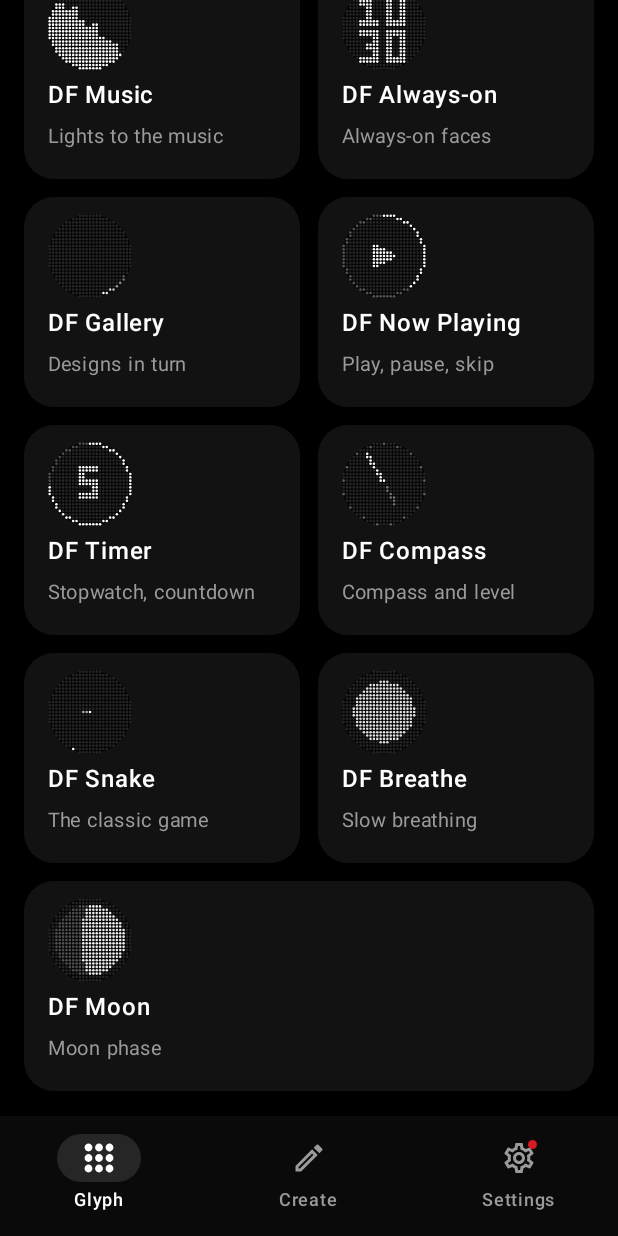
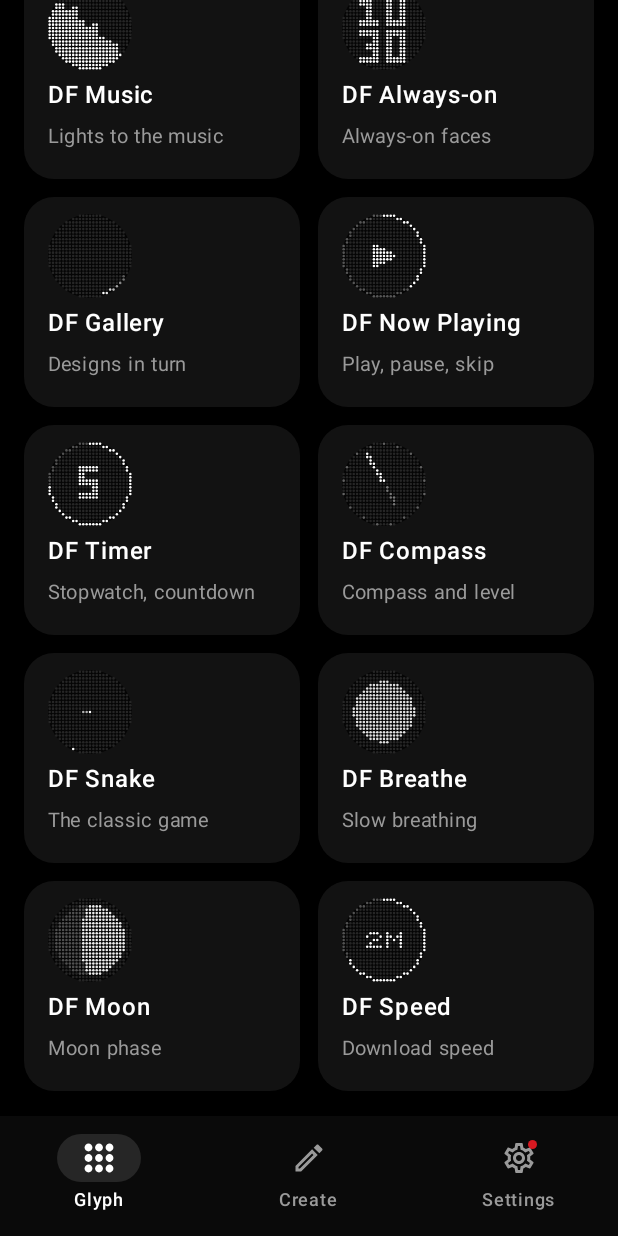
Before and after one commit to mahikshith/nothing_glyph, an Android app built with Jetpack Compose: the screen it shows after launch (MainActivity), scrolled down 1562 dp, on a phone screen of 412 x 824 dp. Run offline under Robolectric (Android 15) with nearby library versions, the phone set to English and light mode, and no system bars; libraries missing offline, so code that uses them is left out: com.nothing.ketchum; 3 statements that could not run were skipped.

Commit message:
DF Speed toy: download speed on the ring
Android's traffic counters, once a second: the ring on a log scale from 1 KB/s to 100 MB/s and the speed
in the middle (850K, 12M).

```diff
--- a/app/src/main/kotlin/com/dotforge/ui/ToysUi.kt
+++ b/app/src/main/kotlin/com/dotforge/ui/ToysUi.kt
@@ -63,6 +63,7 @@ enum class Toy(val nameRes: Int, val summaryRes: Int, val short: String) {
     SNAKE(R.string.toy_snake_name, R.string.toy_snake_summary, "The classic game"),
     BREATHE(R.string.toy_breathe_name, R.string.toy_breathe_summary, "Slow breathing"),
     MOON(R.string.toy_moon_name, R.string.toy_moon_summary, "Moon phase"),
+    SPEED(R.string.toy_speed_name, R.string.toy_speed_summary, "Download speed"),
     ;
 
     fun preview(profile: DeviceProfile): Frame = when (this) {
@@ -74,6 +75,7 @@ enum class Toy(val nameRes: Int, val summaryRes: Int, val short: String) {
         COMPASS -> ToyFaces.compass(profile, 30.0)
         SNAKE -> SnakeGame(profile, 3).frame()
         BREATHE -> ToyFaces.breath(profile, 3.0)
+        SPEED -> ToyFaces.speed(profile, 2_400_000)
         MOON -> ToyFaces.moon(profile, ToyFaces.moonAge(java.time.LocalDate.now().toEpochDay() + 0.5))
         BATTERY -> Effects.ring(profile, 0.7f)
         DICE -> Effects.dice(profile, 5)
@@ -176,7 +178,7 @@ fun ToySettingsPage(toy: Toy, nav: Nav) {
                 }
             }
             Toy.NOW_PLAYING -> AccessNote()
-            Toy.COMPASS, Toy.SNAKE, Toy.BREATHE, Toy.MOON -> Unit
+            Toy.COMPASS, Toy.SNAKE, Toy.BREATHE, Toy.MOON, Toy.SPEED -> Unit
             Toy.BATTERY -> {
                 var anim by remember { mutableStateOf(prefs.batteryChargeAnimation) }
                 GroupTitle("OPTIONS")
--- a/app/src/main/res/values/strings.xml
+++ b/app/src/main/res/values/strings.xml
@@ -30,6 +30,8 @@
     <string name="toy_breathe_summary">Box breathing: press to start four slow breaths.</string>
     <string name="toy_moon_name">DF Moon</string>
     <string name="toy_moon_summary">Today\'s moon phase. Long press: days to the full moon.</string>
+    <string name="toy_speed_name">DF Speed</string>
+    <string name="toy_speed_summary">Download speed now, on the ring and in numbers.</string>
     <string name="hub_tile">Always-on face</string>
     <string name="live_tile">Music on Glyph</string>
 </resources>
--- a/core-device/src/main/kotlin/com/dotforge/device/ToyFaces.kt
+++ b/core-device/src/main/kotlin/com/dotforge/device/ToyFaces.kt
@@ -136,6 +136,19 @@ object ToyFaces {
         return f
     }
 
+    /** Network speed in a few letters: "0", "850K", "12M". */
+    fun speedText(bytesPerSecond: Long): String = when {
+        bytesPerSecond < 1_000 -> "0"
+        bytesPerSecond < 1_000_000 -> "${bytesPerSecond / 1_000}K"
+        else -> "${bytesPerSecond / 1_000_000}M"
+    }
+
+    /** Download speed: the ring on a log scale from 1 KB/s to 100 MB/s, the speed in the middle. */
+    fun speed(p: DeviceProfile, bytesPerSecond: Long): Frame {
+        val fraction = if (bytesPerSecond < 1_000) 0f else (kotlin.math.log10(bytesPerSecond / 1_000.0) / 5).toFloat()
+        return Effects.ring(p, fraction.coerceIn(0f, 1f)).overlay(Frame.of(p, DotText.centered(p.size, speedText(bytesPerSecond))))
+    }
+
     /** One breath for box breathing: in, hold, out, hold, [phaseSeconds] each; [t] seconds into the cycle. */
     fun breath(p: DeviceProfile, t: Double, phaseSeconds: Int = 4): Frame {
         val phase = floor(t / phaseSeconds).toInt() % 4
```
Also changed, not shown: app/src/main/AndroidManifest.xml (+11 -0 lines), app/src/main/kotlin/com/dotforge/toys/MoreToys.kt (+20 -0 lines), app/src/main/res/drawable/toy_speed.xml (added, +9 -0 lines), 2 other files.
